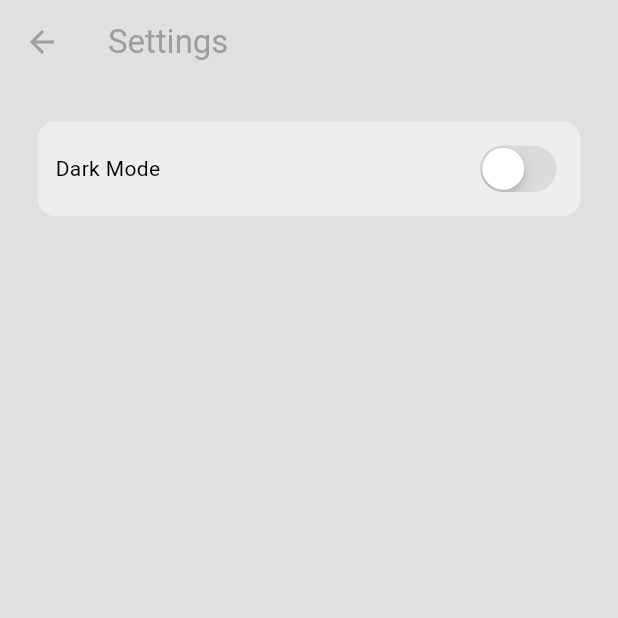
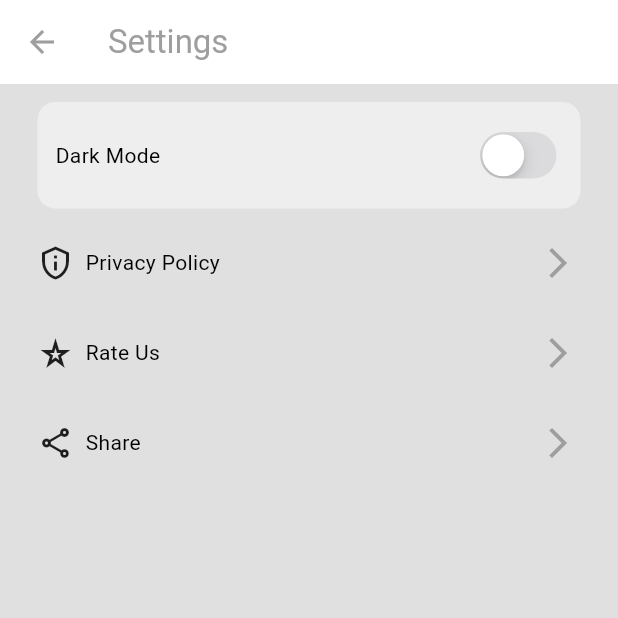
Before and after one commit to zihadsikder/chat_app, a Flutter app: the screen it shows once a user with an empty profile is signed in, in the side drawer, after a tap on "S E T T I N G S", on a phone screen of 412 x 824 dp, the top half of it. Run offline on Flutter 3.47's test engine with Material 3 defaults, Android fonts, the phone set to English and light mode, and no system bars; our stand-ins replace cloud_firestore, firebase_auth, firebase_core; accounts and stored records are empty.

Commit message:
added privecy page

```diff
--- /dev/null
+++ b/lib/components/text_list_view.dart
@@ -0,0 +1,38 @@
+import 'package:flutter/material.dart';
+
+class TitleListView extends StatelessWidget {
+  final String text;
+  final VoidCallback onPressed;
+  final Icon icon;
+
+  const TitleListView({
+    super.key,
+    required this.text,
+    required this.onPressed, required this.icon,
+  });
+
+  @override
+  Widget build(BuildContext context) {
+    return Padding(
+      padding: const EdgeInsets.only(right: 16, left: 25, top: 12),
+      child: Row(
+        children: [
+          /// icon
+          icon,
+          const SizedBox(width: 8.0,),
+          /// title
+          Text(text),
+          const Spacer(),
+
+          /// onPressed
+          IconButton(
+              onPressed: onPressed,
+              icon: Icon(
+                Icons.arrow_forward_ios_outlined,
+                color: Colors.grey.shade500,
+              ))
+        ],
+      ),
+    );
+  }
+}
--- a/lib/components/user_tile.dart
+++ b/lib/components/user_tile.dart
@@ -28,7 +28,7 @@ class UserTile extends StatelessWidget {
                 /// Icon
                 CircleAvatar(
                     radius: 16,
-                    backgroundColor: isDarkMode? Theme.of(context).colorScheme.secondary : Colors.white,
+                    backgroundColor: isDarkMode? Theme.of(context).colorScheme.secondary : Colors.grey.shade300,
                     child: Icon(
                       Icons.person,
                       size: 24,
--- a/lib/pages/chat_page.dart
+++ b/lib/pages/chat_page.dart
@@ -9,7 +9,7 @@ class ChatPage extends StatefulWidget {
   final String receiverEmail;
   final String receiverID;
 
-  ChatPage({
+  const ChatPage({
     super.key,
     required this.receiverEmail,
     required this.receiverID,
@@ -87,7 +87,7 @@ class _ChatPageState extends State<ChatPage> {
       backgroundColor: Theme.of(context).colorScheme.background,
       appBar: AppBar(
         title: Text(widget.receiverEmail),
-        backgroundColor: Colors.transparent,
+        backgroundColor: Theme.of(context).colorScheme.tertiary,
         foregroundColor: Colors.grey,
         elevation: 0,
       ),
--- a/lib/pages/home_page.dart
+++ b/lib/pages/home_page.dart
@@ -1,139 +1,3 @@
-// import 'package:chat_app/components/my_drawer.dart';
-// import 'package:chat_app/pages/chat_page.dart';
-// import 'package:chat_app/services/auth/auth_service.dart';
-// import 'package:chat_app/services/chat/chat_service.dart';
-// import 'package:flutter/material.dart';
-//
-// import '../components/user_tile.dart';
-//
-// class HomePage extends StatefulWidget {
-//   HomePage({super.key});
-//
-//   @override
-//   State<HomePage> createState() => _HomePageState();
-// }
-//
-// class _HomePageState extends State<HomePage> {
-//   /// chat & auth services
-//   final ChatService _chatService = ChatService();
-//
-//   final AuthService _authService = AuthService();
-//
-//   final TextEditingController _searchController = TextEditingController();
-//
-//   String _searchQuery = '';
-//
-//   @override
-//   Widget build(BuildContext context) {
-//     return Scaffold(
-//       backgroundColor: Theme.of(context).colorScheme.background,
-//       appBar: AppBar(
-//         title: const Text('Home'),
-//         backgroundColor: Colors.transparent,
-//         foregroundColor: Colors.grey,
-//         elevation: 0,
-//       ),
-//       drawer: const MyDrawer(),
-//       body: Padding(
-//         padding: const EdgeInsets.all(8.0),
-//         child: Column(
-//           children: [
-//             Padding(
-//               padding:
-//                   const EdgeInsets.symmetric(horizontal: 12.0, vertical: 4.0),
-//               child: TextField(
-//                 controller: _searchController,
-//                 decoration: InputDecoration(
-//                   labelText: 'search...',
-//                   labelStyle: TextStyle(color: Colors.grey.shade500),
-//                   enabledBorder: OutlineInputBorder(
-//                     borderSide: BorderSide(
-//                       color: Theme.of(context).colorScheme.tertiary,
-//                     ),
-//                     borderRadius: BorderRadius.circular(32.0),
-//                   ),
-//                   focusedBorder: OutlineInputBorder(
-//                     borderSide: BorderSide(
-//                       color: Theme.of(context).colorScheme.primary,
-//                     ),
-//                     borderRadius: BorderRadius.circular(32.0),
-//                   ),
-//                   fillColor: Theme.of(context).colorScheme.tertiary,
-//                   filled: true,
-//                   prefixIcon: Icon(
-//                     Icons.search,
-//                     color: Colors.grey.shade500,
-//                   ),
-//                 ),
-//                 onChanged: (value) {
-//                   setState(() {
-//                     _searchQuery = value;
-//                   });
-//                 },
-//               ),
-//             ),
-//             Expanded(child: _buildUserList()),
-//           ],
-//         ),
-//       ),
-//     );
-//   }
-//
-//   /// build a list of user expect for the current logged in user
-//   Widget _buildUserList() {
-//
-//     return StreamBuilder(
-//         stream: _chatService.getUsersStream(),
-//         builder: (context, snapshot) {
-//           ///error
-//           if (snapshot.hasError) {
-//             return const Center(child: Text('Error...!'));
-//           }
-//
-//           /// loading..
-//           if (snapshot.connectionState == ConnectionState.waiting) {
-//             return const Center(child: CircularProgressIndicator());
-//           }
-//
-//           /// return list view
-//           if (snapshot.hasData && snapshot.data!.isNotEmpty) {
-//             return ListView(
-//               children: snapshot.data!
-//                   .map<Widget>(
-//                       (userData) => _buildUserListItem(userData, context))
-//                   .toList(),
-//             );
-//           } else {
-//             return const Center(child: Text('No users found'));
-//           }
-//         });
-//   }
-//
-//   /// build individual list tile for user
-//   Widget _buildUserListItem(
-//       Map<String, dynamic> userData, BuildContext context) {
-//     /// display all user except current user
-//     if (userData["email"] != _authService.getCurrentUser()!.email) {
-//       return UserTile(
-//         text: userData["email"],
-//         onTap: () {
-//           /// tapped to a user -> go to chat page
-//           Navigator.push(
-//             context,
-//             MaterialPageRoute(
-//               builder: (context) => ChatPage(
-//                 receiverEmail: userData["email"],
-//                 receiverID: userData["uid"],
-//               ),
-//             ),
-//           );
-//         },
-//       );
-//     } else {
-//       return Container();
-//     }
-//   }
-// }
 import 'package:chat_app/components/my_drawer.dart';
 import 'package:chat_app/pages/chat_page.dart';
 import 'package:chat_app/services/auth/auth_service.dart';
@@ -143,7 +7,7 @@ import 'package:flutter/material.dart';
 import '../components/user_tile.dart';
 
 class HomePage extends StatefulWidget {
-  HomePage({super.key});
+  const HomePage({super.key});
 
   @override
   State<HomePage> createState() => _HomePageState();
@@ -159,10 +23,10 @@ class _HomePageState extends State<HomePage> {
   @override
   Widget build(BuildContext context) {
     return Scaffold(
-      backgroundColor: Theme.of(context).colorScheme.background,
+      backgroundColor: Theme.of(context).colorScheme.secondary,
       appBar: AppBar(
         title: const Text('Home'),
-        backgroundColor: Colors.transparent,
+        backgroundColor: Theme.of(context).colorScheme.tertiary,
         foregroundColor: Colors.grey,
         elevation: 0,
       ),
@@ -173,14 +37,22 @@ class _HomePageState extends State<HomePage> {
           children: [
             Padding(
               padding: const EdgeInsets.symmetric(horizontal: 12.0, vertical: 4.0),
-              child: TextField(
+              child: buildTextField(context),
+            ),
+            Expanded(child: _buildUserList()),
+          ],
+        ),
+      ),
+    );
+  }
+
+  TextField buildTextField(BuildContext context) {
+    return TextField(
               controller: _searchController,
               decoration: InputDecoration(
-                  labelText: 'search...',
-                  labelStyle: TextStyle(color: Colors.grey.shade500),
                 enabledBorder: OutlineInputBorder(
                   borderSide: BorderSide(
-                      color: Theme.of(context).colorScheme.tertiary,
+                    color: Theme.of(context).colorScheme.secondary,
                   ),
                   borderRadius: BorderRadius.circular(32.0),
                 ),
@@ -192,6 +64,8 @@ class _HomePageState extends State<HomePage> {
                 ),
                 fillColor: Theme.of(context).colorScheme.tertiary,
                 filled: true,
+                hintText: 'search...',
+                hintStyle: TextStyle(color: Colors.grey.shade500),
                 prefixIcon: Icon(
                   Icons.search,
                   color: Colors.grey.shade500,
@@ -202,12 +76,6 @@ class _HomePageState extends State<HomePage> {
                   _searchQuery = value;
                 });
               },
-              ),
-            ),
-            Expanded(child: _buildUserList()),
-          ],
-        ),
-      ),
             );
   }
 
--- a/lib/pages/settings_page.dart
+++ b/lib/pages/settings_page.dart
@@ -1,7 +1,10 @@
+import 'package:chat_app/pages/privacy_page.dart';
 import 'package:chat_app/themes/theme_provider.dart';
 import 'package:flutter/cupertino.dart';
 import 'package:flutter/material.dart';
 import 'package:provider/provider.dart';
+
+import '../components/text_list_view.dart';
 
 class SettingsPage extends StatelessWidget {
   const SettingsPage({super.key});
@@ -12,16 +15,42 @@ class SettingsPage extends StatelessWidget {
       backgroundColor: Theme.of(context).colorScheme.background,
       appBar: AppBar(
         title: const Text('Settings'),
-        backgroundColor: Colors.transparent,
+        backgroundColor: Theme.of(context).colorScheme.tertiary,
         foregroundColor: Colors.grey,
         elevation: 0,
       ),
-      body: Container(
+      body: Column(
+        children: [
+          themeMode(context),
+          TitleListView(
+            text: 'Privacy Policy',
+            onPressed: () {
+              Navigator.push(context, MaterialPageRoute(builder: (context) => const PrivacyPage()));
+            },
+            icon: const Icon(Icons.privacy_tip_outlined),
+          ),
+          TitleListView(
+            text: 'Rate Us',
+            onPressed: () {},
+            icon: const Icon(Icons.star_rate_outlined),
+          ),
+          TitleListView(
+            text: 'Share',
+            onPressed: () {},
+            icon: const Icon(Icons.share_outlined),
+          ),
+        ],
+      ),
+    );
+  }
+
+  Container themeMode(BuildContext context) {
+    return Container(
       decoration: BoxDecoration(
           color: Theme.of(context).colorScheme.secondary,
           borderRadius: BorderRadius.circular(12)),
-        margin: const EdgeInsets.all(25),
-        padding: const EdgeInsets.all(12),
+      margin: const EdgeInsets.only(right: 25, left: 25, top: 12),
+      padding: const EdgeInsets.only(right: 12, left: 12, top: 16, bottom: 16),
       child: Row(
         mainAxisAlignment: MainAxisAlignment.spaceBetween,
         children: [
@@ -33,13 +62,11 @@ class SettingsPage extends StatelessWidget {
             value: Provider.of<ThemeProvider>(context)
                 .isDarkMode, // listen: true to rebuild when theme changes
             onChanged: (value) {
-                Provider.of<ThemeProvider>(context, listen: false)
-                    .toggleTheme();
+              Provider.of<ThemeProvider>(context, listen: false).toggleTheme();
             },
           ),
         ],
       ),
-      ),
     );
   }
 }
--- a/lib/services/chat/chat_service.dart
+++ b/lib/services/chat/chat_service.dart
@@ -77,5 +77,6 @@ class ChatService {
         .collection("message")
         .orderBy("timestamp", descending: false)
         .snapshots();
+
   }
 }
```
Also changed, not shown: lib/pages/privacy_page.dart (added, +75 -0 lines). Lines whose indentation alone changed are shown as unchanged.
